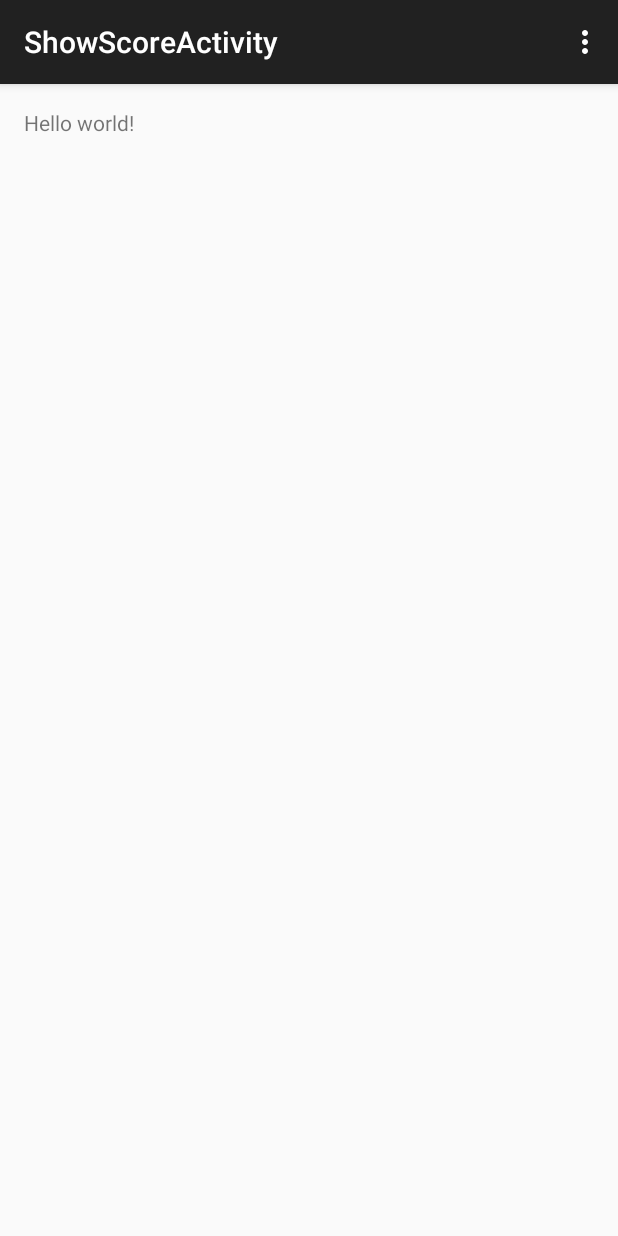
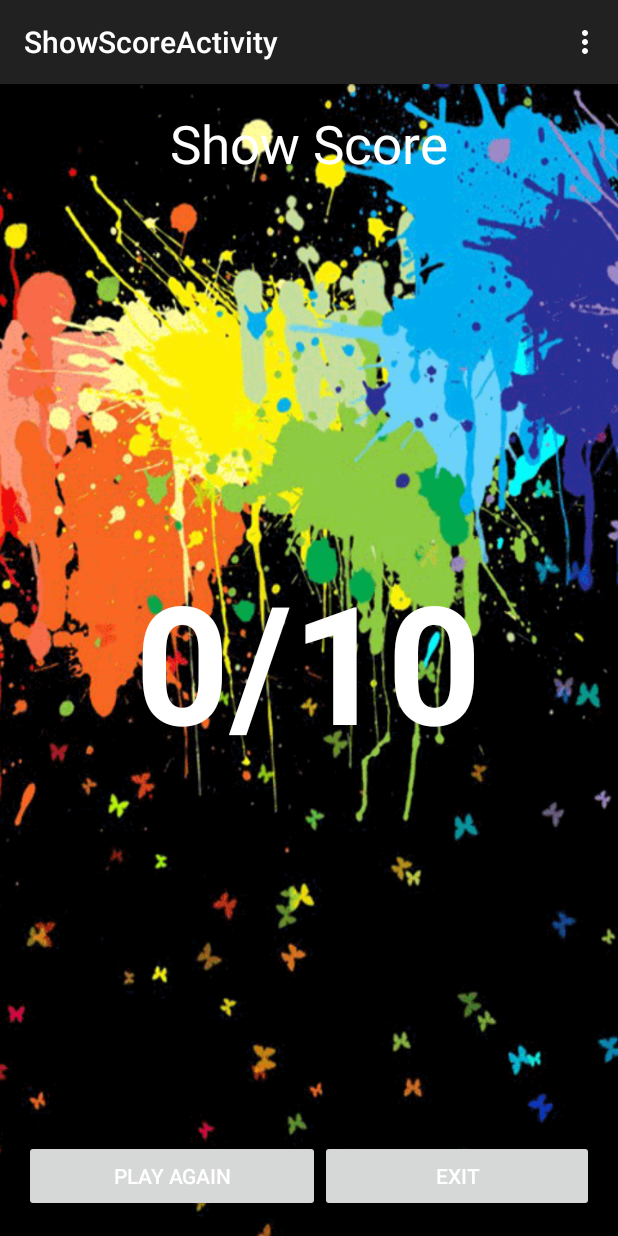
Before and after one commit to masterUNG/MyIshiharaRmutsb, an Android app: the ShowScoreActivity screen opened directly, with no data from a screen before it, on a phone screen of 412 x 824 dp. Run offline under Robolectric (Android 15) with nearby library versions, the phone set to English and light mode, and no system bars; 1 statement that could not run was skipped.

Commit message:
Check Score

```diff
--- a/app/src/main/java/appewtc/masterung/myishihararmutsb/MainActivity.java
+++ b/app/src/main/java/appewtc/masterung/myishihararmutsb/MainActivity.java
@@ -21,7 +21,7 @@ public class MainActivity extends ActionBarActivity {
     private RadioGroup ragChoice;
     private RadioButton radChoice1, radChoice2, radChoice3, radChoice4;
     private Button btnAnswer;
-    private int intRadio, intIndex;
+    private int intRadio, intIndex, intScore;
     private MyModel objMyModel;
 
     @Override
@@ -127,9 +127,21 @@ public class MainActivity extends ActionBarActivity {
 
         } else {
 
+            //Check Score
+            checkScore();
+
             //Check Times
             checkTimes();
 
+        }
+    }
+
+    private void checkScore() {
+        int intAnswer[] = new int[]{1, 2, 3, 1, 2, 3, 1, 2, 4, 4};
+        int intUser[] = new int[10];
+        intUser[intIndex] = intRadio;
+        if (intUser[intIndex] == intAnswer[intIndex]) {
+            intScore++;
         }
     }
 
@@ -138,6 +150,7 @@ public class MainActivity extends ActionBarActivity {
 
             // Intent to ShowScore
             Intent objIntent = new Intent(MainActivity.this, ShowScoreActivity.class);
+            objIntent.putExtra("Score", intScore);
             startActivity(objIntent);
             finish();
 
--- a/app/src/main/java/appewtc/masterung/myishihararmutsb/ShowScoreActivity.java
+++ b/app/src/main/java/appewtc/masterung/myishihararmutsb/ShowScoreActivity.java
@@ -4,15 +4,25 @@ import android.support.v7.app.ActionBarActivity;
 import android.os.Bundle;
 import android.view.Menu;
 import android.view.MenuItem;
+import android.widget.TextView;
 
 
 public class ShowScoreActivity extends ActionBarActivity {
+
+    //Explicit
+    private TextView txtShowScore;
 
     @Override
     protected void onCreate(Bundle savedInstanceState) {
         super.onCreate(savedInstanceState);
         setContentView(R.layout.activity_show_score);
-    }
+
+        //Initial Widget
+        txtShowScore = (TextView) findViewById(R.id.txtShowScore);
+        int intMyScore = getIntent().getExtras().getInt("Score");
+        txtShowScore.setText(Integer.toString(intMyScore) + "/10");
+
+    }   // onCreate
 
     @Override
     public boolean onCreateOptionsMenu(Menu menu) {
@@ -35,4 +45,4 @@ public class ShowScoreActivity extends ActionBarActivity {
 
         return super.onOptionsItemSelected(item);
     }
-}
+}   // Main Class
--- a/app/src/main/res/layout/activity_show_score.xml
+++ b/app/src/main/res/layout/activity_show_score.xml
@@ -4,9 +4,46 @@
     android:paddingRight="@dimen/activity_horizontal_margin"
     android:paddingTop="@dimen/activity_vertical_margin"
     android:paddingBottom="@dimen/activity_vertical_margin"
-    tools:context="appewtc.masterung.myishihararmutsb.ShowScoreActivity">
+    tools:context="appewtc.masterung.myishihararmutsb.ShowScoreActivity"
+    android:background="@drawable/bg21">
 
-    <TextView android:text="@string/hello_world" android:layout_width="wrap_content"
-        android:layout_height="wrap_content" />
+    <TextView android:text="Show Score" android:layout_width="wrap_content"
+        android:layout_height="wrap_content"
+        android:textSize="@dimen/h1"
+        android:layout_centerHorizontal="true"
+        android:textColor="@color/text" />
+
+    <TextView
+        android:layout_width="wrap_content"
+        android:layout_height="wrap_content"
+        android:text="10/10"
+        android:id="@+id/txtShowScore"
+        android:layout_centerInParent="true"
+        android:textSize="110dp"
+        android:textStyle="bold"
+        android:textColor="@color/text" />
+
+    <LinearLayout
+        android:orientation="horizontal"
+        android:layout_width="match_parent"
+        android:layout_height="wrap_content"
+        android:layout_alignParentBottom="true">
+
+        <Button
+            android:layout_width="wrap_content"
+            android:layout_height="wrap_content"
+            android:text="Play Again"
+            android:id="@+id/button2"
+            android:layout_weight="1"
+            android:textColor="@color/text" />
+
+        <Button
+            android:layout_width="wrap_content"
+            android:layout_height="wrap_content"
+            android:text="Exit"
+            android:id="@+id/button3"
+            android:layout_weight="1"
+            android:textColor="@color/text" />
+    </LinearLayout>
 
 </RelativeLayout>
```
